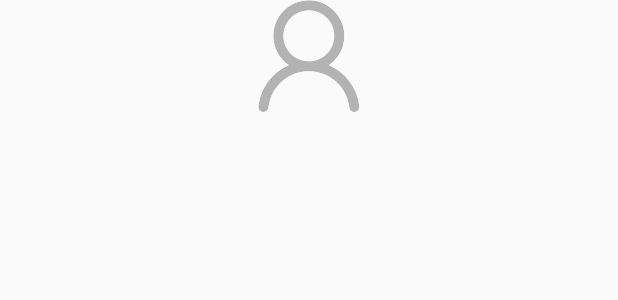
After one commit to dawei1980/ChinaOilProject, an Android app: the layout item_safe.xml on its own in the app's theme, with its tools: preview values and no code run, on a phone screen of 412 x 824 dp. The commit adds this screen. Shown: the top 300 px of the screen. Run offline under Robolectric (Android 15) with nearby library versions, the phone set to English and light mode, and no system bars.

Commit message:
add mine

```diff
--- /dev/null
+++ b/app/src/main/res/layout/item_safe.xml
@@ -0,0 +1,11 @@
+<?xml version="1.0" encoding="utf-8"?>
+<LinearLayout xmlns:android="http://schemas.android.com/apk/res/android"
+    android:layout_width="match_parent"
+    android:layout_height="wrap_content"
+    android:orientation="horizontal">
+    <ImageView
+        android:id="@+id/safe_iv"
+        android:layout_width="match_parent"
+        android:layout_height="wrap_content"
+        android:src="@mipmap/mine"/>
+</LinearLayout>
```
Also changed, not shown: app/src/main/java/com/china/oil/adapter/SafeAdapter.java (added, +46 -0 lines), app/src/main/java/com/china/oil/entity/SafeVideo.java (added, +15 -0 lines), app/src/main/res/layout/frag_safe.xml (+8 -4 lines).
